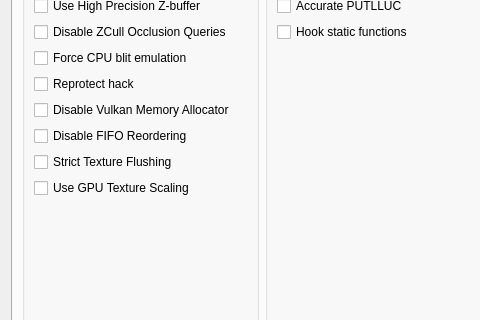
The window that rpcs3/rpcs3qt/settings_dialog.ui (xlj44400/rpcs3) describes before a commit, drawn with Qt 5; both pictures show x 0 to 480 and y 183 to 503 of the 774 by 675 pixel window.
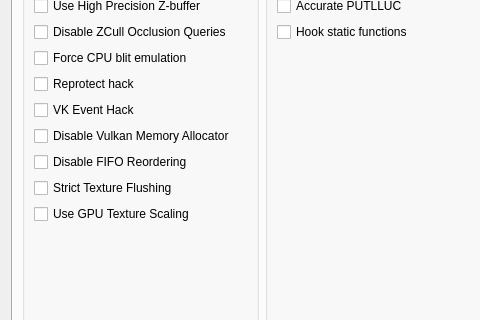
The same window after the commit. The open tabs and pages were chosen to show the change. Icons and pictures are not drawn.

Commit message:
VK Event Hack (Thanks to @Xcedf)
Known to improve performance where Write Color Buffer or Write Depth Buffer is used

```diff
--- a/rpcs3/rpcs3qt/settings_dialog.ui
+++ b/rpcs3/rpcs3qt/settings_dialog.ui
@@ -3366,6 +3366,13 @@
               </property>
              </widget>
             </item>
+            <item>
+             <widget class="QCheckBox" name="vk_event_hack">
+              <property name="text">
+               <string>VK Event Hack</string>
+              </property>
+             </widget>
+            </item>
             <item>
              <widget class="QCheckBox" name="disableVulkanMemAllocator">
               <property name="text">
```
The commit also changes 5 other files.
